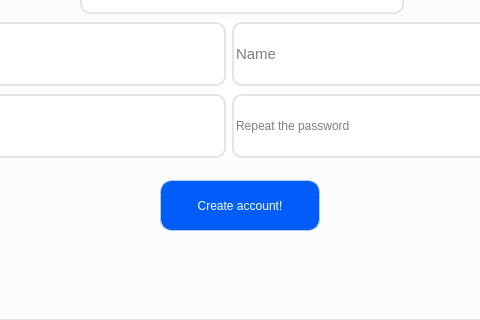
This is Client/src_qt/regpage/regpage.ui in VladislavKirpichov/Flashy as Qt 5 draws it before an edit; both pictures show x 120 to 600 and y 280 to 600 of the 720 by 600 pixel window. The edited form follows.
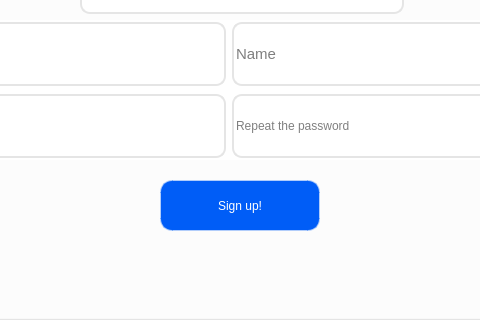
This is the edited form.

Patch:
```diff
--- a/Client/src_qt/regpage/regpage.ui
+++ b/Client/src_qt/regpage/regpage.ui
@@ -117,7 +117,7 @@
 color: #FFFFFF;</string>
     </property>
     <property name="text">
-     <string>Create account!</string>
+     <string>Sign up!</string>
     </property>
    </widget>
    <widget class="QWidget" name="layoutWidget">
```
